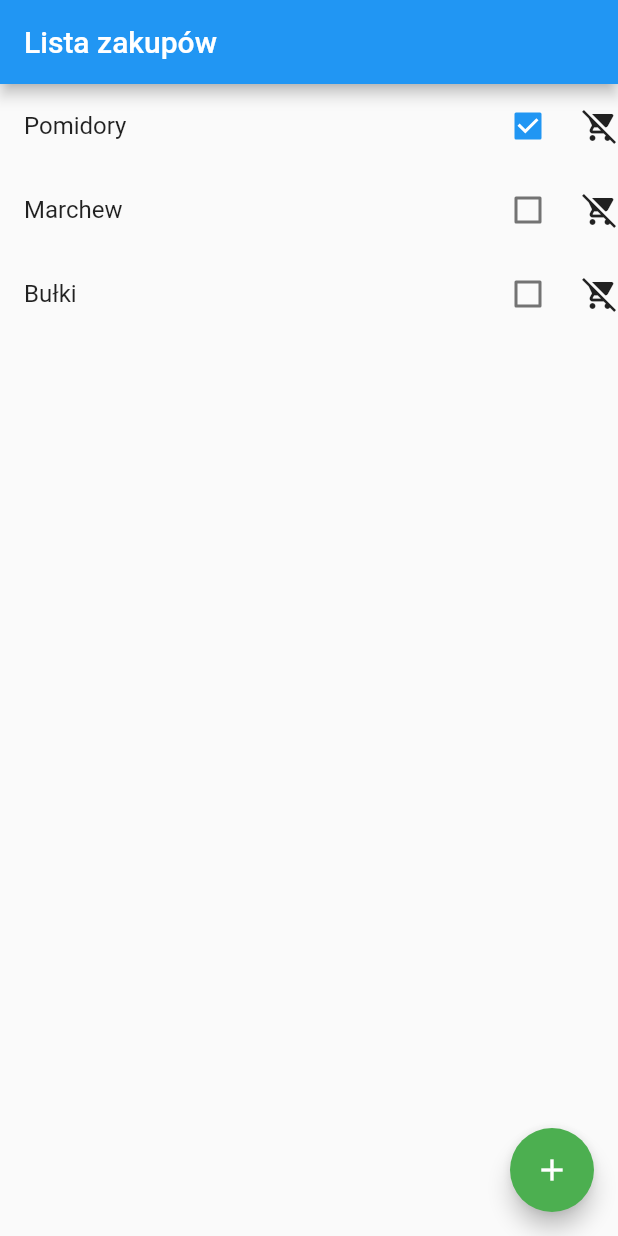
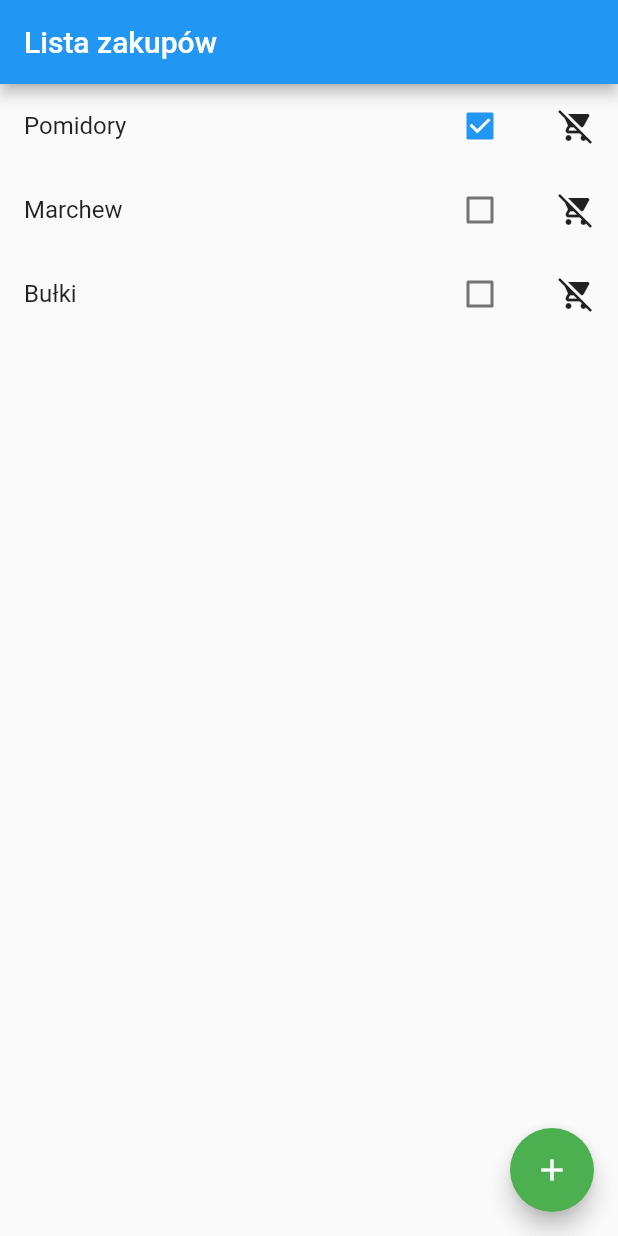
Before and after one commit to mariuszmarzec/shopping_list, a Flutter app: the screen it shows after launch, on a phone screen of 412 x 824 dp. Run offline on Flutter 3.47's test engine with Material 2 defaults, Android fonts, the phone set to English and light mode, and no system bars; our stand-ins replace equatable, rxdart.

Commit message:
Fixed padding

```diff
--- a/lib/src/ui/home/homepage.dart
+++ b/lib/src/ui/home/homepage.dart
@@ -93,9 +93,12 @@ class _MyHomePageState extends State<MyHomePage> {
         onTap: () {
           bloc.onRemoveButtonClick(product);
         }, // handle your image tap here
-        child: Icon(
-          Icons.remove_shopping_cart,
-          size: 24.0,
+        child: Padding(
+          padding: EdgeInsets.all(16.0),
+          child: Icon(
+            Icons.remove_shopping_cart,
+            size: 24.0,
+          ),
         ),
       )
     ]);
```
